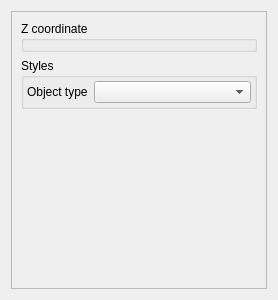
First picture: the form in ui/vectorproperties.ui, repository minorua/Qgis2threejs, before the edit.
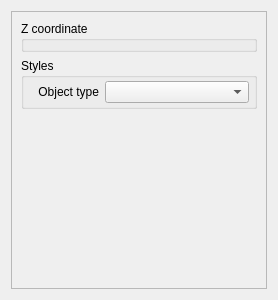
Second picture: the form after the edit.

Diff of the .ui file:
```diff
--- a/ui/vectorproperties.ui
+++ b/ui/vectorproperties.ui
@@ -83,17 +83,26 @@
              <layout class="QVBoxLayout" name="verticalLayout_Styles">
               <item>
                <layout class="QFormLayout" name="formLayout_4">
+                <property name="leftMargin">
+                 <number>2</number>
+                </property>
+                <property name="rightMargin">
+                 <number>2</number>
+                </property>
                 <item row="0" column="0">
                  <widget class="QLabel" name="label_ObjectType">
                   <property name="minimumSize">
                    <size>
-                    <width>60</width>
+                    <width>70</width>
                     <height>0</height>
                    </size>
                   </property>
                   <property name="text">
                    <string>Object type</string>
                   </property>
+                  <property name="alignment">
+                   <set>Qt::AlignRight|Qt::AlignTrailing|Qt::AlignVCenter</set>
+                  </property>
                  </widget>
                 </item>
                 <item row="0" column="1">
```
